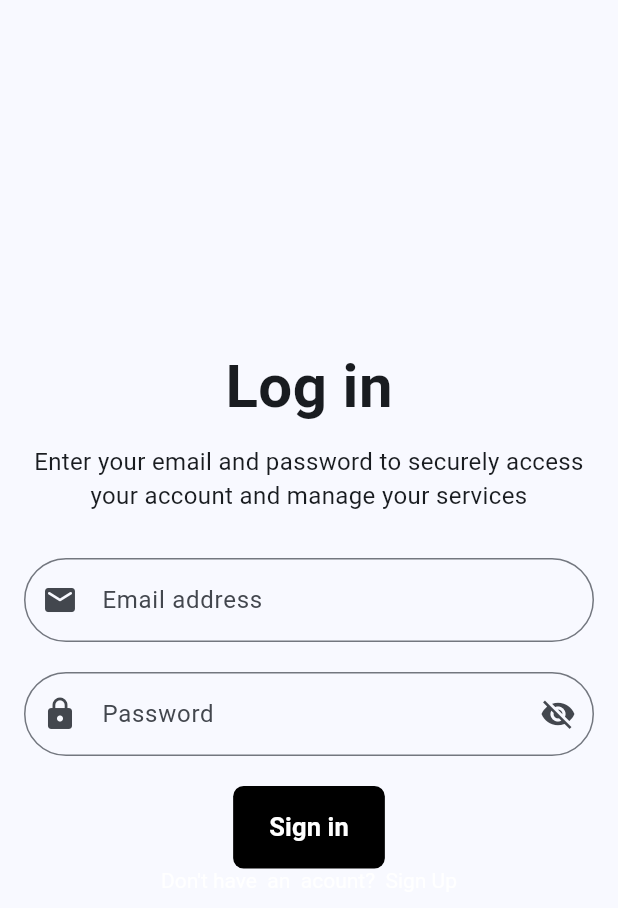
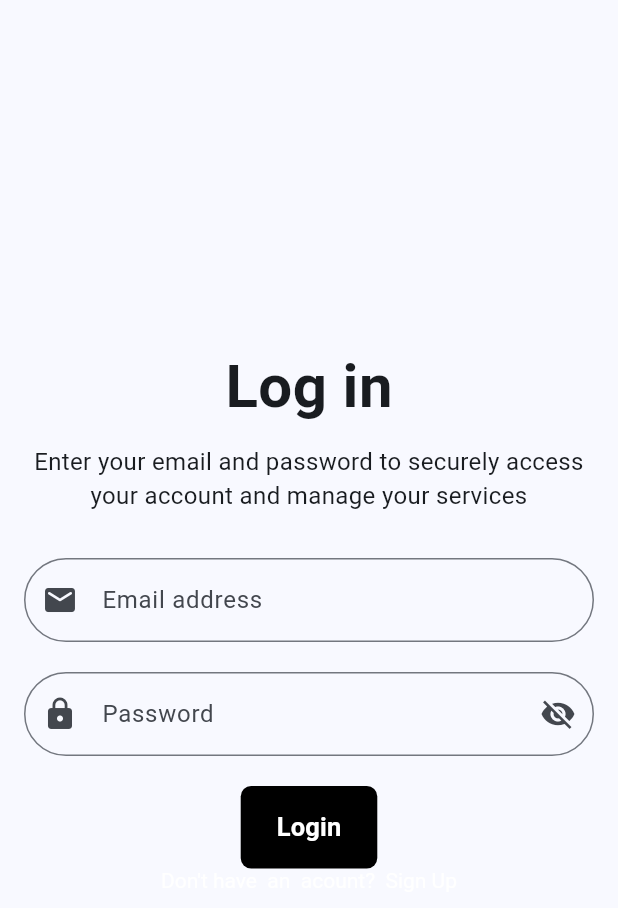
Before and after one commit to joshitha1808/planit, a Flutter app: the screen it shows after launch, on a phone screen of 412 x 824 dp. Shown: the top 908 px of the screen. Run offline on Flutter 3.47's test engine with Material 3 defaults, Android fonts, the light colour scheme and no system bars; our stand-ins replace flutter_dotenv, flutter_riverpod, fpdart, riverpod_annotation, supabase_flutter; accounts and stored records are empty; generated files the repository leaves out were written again.

Commit message:
fix: change sigin button text to login

```diff
--- a/lib/views/signin_page.dart
+++ b/lib/views/signin_page.dart
@@ -115,7 +115,7 @@ class _SigninPageState extends ConsumerState<SigninPage> {
                 ),
                 const SizedBox(height: 20),
                 AuthGradientPage(
-                  buttonText: 'Sign in',
+                  buttonText: 'Login',
                   onTap: () async {
                     if (_formKey.currentState!.validate()) {
                       await ref
```
